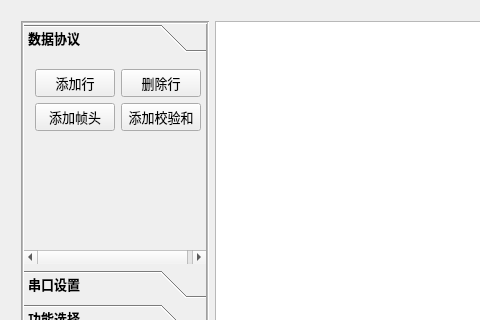
Above: mainwindow.ui from onionc/improved-bee before the change; both pictures show x 0 to 480 and y 0 to 320 of the 800 by 470 pixel window. Below: the same form after it.
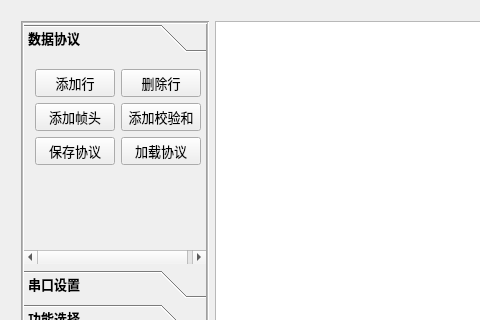
That is the form after the change. Icons and pictures are not drawn. Custom widgets are drawn as their Qt base class.

Diff of the .ui file:
```diff
--- a/mainwindow.ui
+++ b/mainwindow.ui
@@ -128,6 +128,32 @@
              </property>
             </widget>
            </item>
+           <item row="2" column="0">
+            <widget class="QPushButton" name="saveFrameBtn">
+             <property name="font">
+              <font>
+               <weight>50</weight>
+               <bold>false</bold>
+              </font>
+             </property>
+             <property name="text">
+              <string>保存协议</string>
+             </property>
+            </widget>
+           </item>
+           <item row="2" column="1">
+            <widget class="QPushButton" name="loadFrameBtn">
+             <property name="font">
+              <font>
+               <weight>50</weight>
+               <bold>false</bold>
+              </font>
+             </property>
+             <property name="text">
+              <string>加载协议</string>
+             </property>
+            </widget>
+           </item>
           </layout>
          </widget>
          <widget class="QWidget" name="page_2">
```
